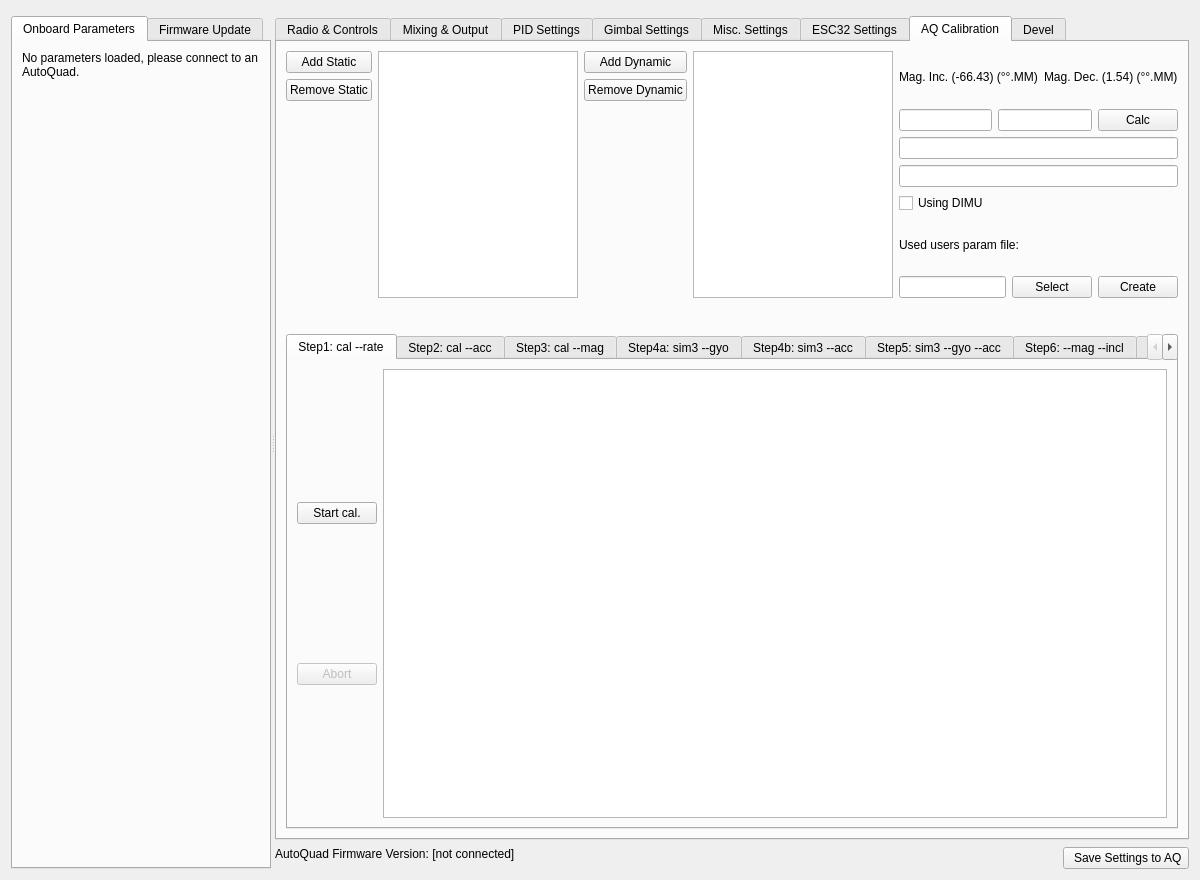
The window that src/ui/qgcautoquad.ui (mpaperno/qgroundcontrol_aq) describes before a commit, drawn with Qt 5.
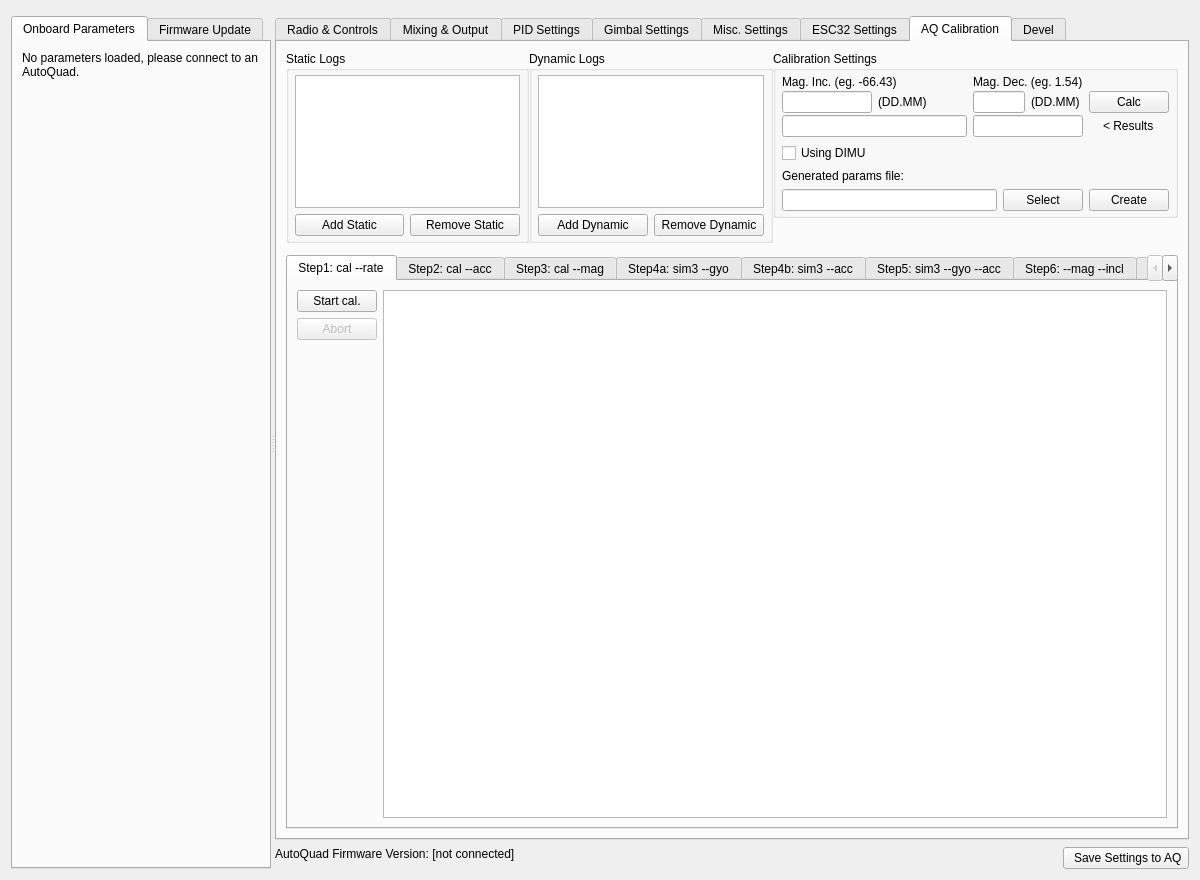
The same window after the commit. The open tabs and pages were chosen to show the change. Icons and pictures are not drawn.

Commit message: Calibration window layout tweaks.

```diff
--- a/src/ui/qgcautoquad.ui
+++ b/src/ui/qgcautoquad.ui
@@ -7723,183 +7723,11 @@
           <attribute name="title">
            <string>AQ Calibration</string>
           </attribute>
-          <layout class="QGridLayout" name="gridLayout_10" rowstretch="1,0,2">
-           <item row="0" column="0">
-            <layout class="QHBoxLayout" name="horizontalLayout_24">
-             <property name="sizeConstraint">
-              <enum>QLayout::SetFixedSize</enum>
-             </property>
-             <item>
-              <layout class="QGridLayout" name="gridLayout_6">
-               <item row="1" column="0">
-                <widget class="QPushButton" name="pushButton_Remov_Static">
-                 <property name="text">
-                  <string>Remove Static</string>
-                 </property>
-                </widget>
-               </item>
-               <item row="2" column="0">
-                <spacer name="verticalSpacer_3">
-                 <property name="orientation">
-                  <enum>Qt::Vertical</enum>
-                 </property>
-                 <property name="sizeHint" stdset="0">
-                  <size>
-                   <width>20</width>
-                   <height>78</height>
-                  </size>
-                 </property>
-                </spacer>
-               </item>
-               <item row="0" column="1" rowspan="3">
-                <widget class="QListWidget" name="listWidgetStatic"/>
-               </item>
-               <item row="0" column="0">
-                <widget class="QPushButton" name="pushButton_Add_Static">
-                 <property name="text">
-                  <string>Add Static</string>
-                 </property>
-                </widget>
-               </item>
-              </layout>
-             </item>
-             <item>
-              <layout class="QGridLayout" name="gridLayout_7">
-               <item row="0" column="0">
-                <widget class="QPushButton" name="pushButton_Add_Dynamic">
-                 <property name="text">
-                  <string>Add Dynamic</string>
-                 </property>
-                </widget>
-               </item>
-               <item row="0" column="1" rowspan="3">
-                <widget class="QListWidget" name="listWidgetDynamic"/>
-               </item>
-               <item row="1" column="0">
-                <widget class="QPushButton" name="pushButton_Remove_Dynamic">
-                 <property name="text">
-                  <string>Remove Dynamic</string>
-                 </property>
-                </widget>
-               </item>
-               <item row="2" column="0">
-                <spacer name="verticalSpacer_4">
-                 <property name="orientation">
-                  <enum>Qt::Vertical</enum>
-                 </property>
-                 <property name="sizeHint" stdset="0">
-                  <size>
-                   <width>20</width>
-                   <height>40</height>
-                  </size>
-                 </property>
-                </spacer>
-               </item>
-              </layout>
-             </item>
-             <item>
-              <layout class="QVBoxLayout" name="verticalLayout_3">
-               <item>
-                <layout class="QHBoxLayout" name="horizontalLayout_54">
-                 <item>
-                  <widget class="QLabel" name="label_131">
-                   <property name="text">
-                    <string>Mag. Inc. (-66.43) (°°.MM)</string>
-                   </property>
-                  </widget>
-                 </item>
-                 <item>
-                  <widget class="QLabel" name="label_114">
-                   <property name="text">
-                    <string>Mag. Dec. (1.54) (°°.MM)</string>
-                   </property>
-                  </widget>
-                 </item>
-                </layout>
-               </item>
-               <item>
-                <layout class="QHBoxLayout" name="horizontalLayout_7">
-                 <item>
-                  <widget class="QLineEdit" name="lineEdit_insert_declination"/>
-                 </item>
-                 <item>
-                  <widget class="QLineEdit" name="lineEdit_insert_inclination"/>
-                 </item>
-                 <item>
-                  <widget class="QPushButton" name="pushButton_Calculate">
-                   <property name="text">
-                    <string>Calc</string>
-                   </property>
-                  </widget>
-                 </item>
-                </layout>
-               </item>
-               <item>
-                <widget class="QLineEdit" name="lineEdit_cal_declination">
-                 <property name="enabled">
-                  <bool>true</bool>
-                 </property>
-                </widget>
-               </item>
-               <item>
-                <widget class="QLineEdit" name="lineEdit_cal_inclination"/>
-               </item>
-               <item>
-                <widget class="QCheckBox" name="checkBox_DIMU">
-                 <property name="text">
-                  <string>Using DIMU</string>
-                 </property>
-                </widget>
-               </item>
-               <item>
-                <widget class="QLabel" name="label_2">
-                 <property name="text">
-                  <string>Used users param file:</string>
-                 </property>
-                </widget>
-               </item>
-               <item>
-                <layout class="QHBoxLayout" name="horizontalLayout_5">
-                 <item>
-                  <widget class="QLineEdit" name="lineEdit_user_param_file"/>
-                 </item>
-                 <item>
-                  <widget class="QPushButton" name="pushButton_Sel_params_file_user">
-                   <property name="text">
-                    <string>Select</string>
-                   </property>
-                  </widget>
-                 </item>
-                 <item>
-                  <widget class="QPushButton" name="pushButton_Create_params_file_user">
-                   <property name="text">
-                    <string>Create</string>
-                   </property>
-                  </widget>
-                 </item>
-                </layout>
-               </item>
-              </layout>
-             </item>
-            </layout>
-           </item>
+          <layout class="QGridLayout" name="gridLayout_10" rowstretch="1,3">
+           <property name="verticalSpacing">
+            <number>12</number>
+           </property>
            <item row="1" column="0">
-            <spacer name="verticalSpacer_6">
-             <property name="orientation">
-              <enum>Qt::Vertical</enum>
-             </property>
-             <property name="sizeType">
-              <enum>QSizePolicy::Fixed</enum>
-             </property>
-             <property name="sizeHint" stdset="0">
-              <size>
-               <width>20</width>
-               <height>30</height>
-              </size>
-             </property>
-            </spacer>
-           </item>
-           <item row="2" column="0">
             <widget class="QTabWidget" name="tabWidget_Parameter">
              <property name="enabled">
               <bool>true</bool>
@@ -7914,14 +7742,14 @@
               <layout class="QHBoxLayout" name="horizontalLayout_23">
                <item>
                 <layout class="QVBoxLayout" name="verticalLayout_4">
-                 <item>
+                 <item alignment="Qt::AlignTop">
                   <widget class="QPushButton" name="pushButton_start_cal1">
                    <property name="text">
                     <string>Start cal.</string>
                    </property>
                   </widget>
                  </item>
-                 <item>
+                 <item alignment="Qt::AlignTop">
                   <widget class="QPushButton" name="pushButton_abort_cal1">
                    <property name="enabled">
                     <bool>false</bool>
@@ -7931,6 +7759,19 @@
                    </property>
                   </widget>
                  </item>
+                 <item>
+                  <spacer name="verticalSpacer_3">
+                   <property name="orientation">
+                    <enum>Qt::Vertical</enum>
+                   </property>
+                   <property name="sizeHint" stdset="0">
+                    <size>
+                     <width>20</width>
+                     <height>40</height>
+                    </size>
+                   </property>
+                  </spacer>
+                 </item>
                 </layout>
                </item>
                <item>
@@ -8390,6 +8231,295 @@
              </widget>
             </widget>
            </item>
+           <item row="0" column="0">
+            <layout class="QHBoxLayout" name="horizontalLayout_24">
+             <property name="sizeConstraint">
+              <enum>QLayout::SetFixedSize</enum>
+             </property>
+             <item alignment="Qt::AlignTop">
+              <widget class="QGroupBox" name="groupBox_staticFiles">
+               <property name="sizePolicy">
+                <sizepolicy hsizetype="Preferred" vsizetype="Maximum">
+                 <horstretch>0</horstretch>
+                 <verstretch>0</verstretch>
+                </sizepolicy>
+               </property>
+               <property name="title">
+                <string>Static Logs</string>
+               </property>
+               <layout class="QGridLayout" name="gridLayout_6">
+                <property name="leftMargin">
+                 <number>6</number>
+                </property>
+                <property name="topMargin">
+                 <number>4</number>
+                </property>
+                <property name="rightMargin">
+                 <number>6</number>
+                </property>
+                <property name="bottomMargin">
+                 <number>4</number>
+                </property>
+                <item row="0" column="0" rowspan="2" colspan="2" alignment="Qt::AlignTop">
+                 <widget class="QListWidget" name="listWidgetStatic">
+                  <property name="sizePolicy">
+                   <sizepolicy hsizetype="Expanding" vsizetype="Preferred">
+                    <horstretch>0</horstretch>
+                    <verstretch>0</verstretch>
+                   </sizepolicy>
+                  </property>
+                 </widget>
+                </item>
+                <item row="2" column="0">
+                 <widget class="QPushButton" name="pushButton_Add_Static">
+                  <property name="text">
+                   <string>Add Static</string>
+                  </property>
+                 </widget>
+                </item>
+                <item row="2" column="1">
+                 <widget class="QPushButton" name="pushButton_Remov_Static">
+                  <property name="text">
+                   <string>Remove Static</string>
+                  </property>
+                 </widget>
+                </item>
+               </layout>
+              </widget>
+             </item>
+             <item alignment="Qt::AlignTop">
+              <widget class="QGroupBox" name="groupBox_dynamicFiles">
+               <property name="sizePolicy">
+                <sizepolicy hsizetype="Preferred" vsizetype="Maximum">
+                 <horstretch>0</horstretch>
+                 <verstretch>0</verstretch>
+                </sizepolicy>
+               </property>
+               <property name="title">
+                <string>Dynamic Logs</string>
+               </property>
+               <layout class="QGridLayout" name="gridLayout_7">
+                <property name="leftMargin">
+                 <number>6</number>
+                </property>
+                <property name="topMargin">
+                 <number>4</number>
+                </property>
+                <property name="rightMargin">
+                 <number>6</number>
+                </property>
+                <property name="bottomMargin">
+                 <number>4</number>
+                </property>
+                <item row="2" column="1">
+                 <widget class="QPushButton" name="pushButton_Remove_Dynamic">
+                  <property name="text">
+                   <string>Remove Dynamic</string>
+                  </property>
+                 </widget>
+                </item>
+                <item row="2" column="0">
+                 <widget class="QPushButton" name="pushButton_Add_Dynamic">
+                  <property name="text">
+                   <string>Add Dynamic</string>
+                  </property>
+                 </widget>
+                </item>
+                <item row="0" column="0" colspan="2">
+                 <widget class="QListWidget" name="listWidgetDynamic">
+                  <property name="sizePolicy">
+                   <sizepolicy hsizetype="Expanding" vsizetype="Preferred">
+                    <horstretch>0</horstretch>
+                    <verstretch>0</verstretch>
+                   </sizepolicy>
+                  </property>
+                 </widget>
+                </item>
+               </layout>
+              </widget>
+             </item>
+             <item alignment="Qt::AlignTop">
+              <widget class="QGroupBox" name="groupBox_calibrationSettings">
+               <property name="sizePolicy">
+                <sizepolicy hsizetype="Preferred" vsizetype="Maximum">
+                 <horstretch>0</horstretch>
+                 <verstretch>0</verstretch>
+                </sizepolicy>
+               </property>
+               <property name="title">
+                <string>Calibration Settings</string>
+               </property>
+               <layout class="QVBoxLayout" name="verticalLayout_3">
+                <property name="leftMargin">
+                 <number>6</number>
+                </property>
+                <property name="topMargin">
+                 <number>4</number>
+                </property>
+                <property name="rightMargin">
+                 <number>6</number>
+                </property>
+                <property name="bottomMargin">
+                 <number>4</number>
+                </property>
+                <item>
+                 <layout class="QGridLayout" name="gridLayout_5" columnstretch="2,2,1,1,0">
+                  <property name="horizontalSpacing">
+                   <number>6</number>
+                  </property>
+                  <property name="verticalSpacing">
+                   <number>2</number>
+                  </property>
+                  <item row="1" column="4">
+                   <widget class="QPushButton" name="pushButton_Calculate">
+                    <property name="text">
+                     <string>Calc</string>
+                    </property>
+                   </widget>
+                  </item>
+                  <item row="1" column="0">
+                   <widget class="QLineEdit" name="lineEdit_insert_declination">
+                    <property name="sizePolicy">
+                     <sizepolicy hsizetype="Maximum" vsizetype="Fixed">
+                      <horstretch>0</horstretch>
+                      <verstretch>0</verstretch>
+                     </sizepolicy>
+                    </property>
+                    <property name="toolTip">
+                     <string>Enter magnetic inclination in degrees.minutes format.</string>
+                    </property>
+                   </widget>
+                  </item>
+                  <item row="1" column="2">
+                   <widget class="QLineEdit" name="lineEdit_insert_inclination">
+                    <property name="sizePolicy">
+                     <sizepolicy hsizetype="Maximum" vsizetype="Fixed">
+                      <horstretch>0</horstretch>
+                      <verstretch>0</verstretch>
+                     </sizepolicy>
+                    </property>
+                    <property name="toolTip">
+                     <string>Enter magnetic declination in degrees.minutes format.</string>
+                    </property>
+                   </widget>
+                  </item>
+                  <item row="2" column="0" colspan="2">
+                   <widget class="QLineEdit" name="lineEdit_cal_declination">
+                    <property name="enabled">
+                     <bool>true</bool>
+                    </property>
+                   </widget>
+                  </item>
+                  <item row="2" column="4" alignment="Qt::AlignHCenter">
+                   <widget class="QLabel" name="label_163">
+                    <property name="sizePolicy">
+                     <sizepolicy hsizetype="Fixed" vsizetype="Preferred">
+                      <horstretch>0</horstretch>
+                      <verstretch>0</verstretch>
+                     </sizepolicy>
+                    </property>
+                    <property name="text">
+                     <string>&lt; Results</string>
+                    </property>
+                   </widget>
+                  </item>
+                  <item row="2" column="2" colspan="2">
+                   <widget class="QLineEdit" name="lineEdit_cal_inclination"/>
+                  </item>
+                  <item row="0" column="2" colspan="2">
+                   <widget class="QLabel" name="label_114">
+                    <property name="text">
+                     <string>Mag. Dec. (eg. 1.54)</string>
+                    </property>
+                   </widget>
+                  </item>
+                  <item row="1" column="3">
+                   <widget class="QLabel" name="label_162">
+                    <property name="text">
+                     <string>(DD.MM)</string>
+                    </property>
+                   </widget>
+                  </item>
+                  <item row="0" column="0" colspan="2">
+                   <widget class="QLabel" name="label_131">
+                    <property name="text">
+                     <string>Mag. Inc. (eg. -66.43)</string>
+                    </property>
+                   </widget>
+                  </item>
+                  <item row="1" column="1">
+                   <widget class="QLabel" name="label_160">
+                    <property name="text">
+                     <string>(DD.MM)</string>
+                    </property>
+                   </widget>
+                  </item>
+                 </layout>
+                </item>
+                <item>
+                 <widget class="QCheckBox" name="checkBox_DIMU">
+                  <property name="sizePolicy">
+                   <sizepolicy hsizetype="Minimum" vsizetype="Preferred">
+                    <horstretch>0</horstretch>
+                    <verstretch>0</verstretch>
+                   </sizepolicy>
+                  </property>
+                  <property name="text">
+                   <string>Using DIMU</string>
+                  </property>
+                 </widget>
+                </item>
+                <item>
+                 <layout class="QGridLayout" name="gridLayout_11">
+                  <item row="1" column="0">
+                   <widget class="QLineEdit" name="lineEdit_user_param_file"/>
+                  </item>
+                  <item row="1" column="2">
+                   <widget class="QPushButton" name="pushButton_Create_params_file_user">
+                    <property name="sizePolicy">
+                     <sizepolicy hsizetype="Fixed" vsizetype="Fixed">
+                      <horstretch>0</horstretch>
+                      <verstretch>0</verstretch>
+                     </sizepolicy>
+                    </property>
+                    <property name="text">
+                     <string>Create</string>
+                    </property>
+                   </widget>
+                  </item>
+                  <item row="1" column="1">
+                   <widget class="QPushButton" name="pushButton_Sel_params_file_user">
+                    <property name="sizePolicy">
+                     <sizepolicy hsizetype="Fixed" vsizetype="Fixed">
+                      <horstretch>0</horstretch>
+                      <verstretch>0</verstretch>
+                     </sizepolicy>
+                    </property>
+                    <property name="text">
+                     <string>Select</string>
+                    </property>
+                   </widget>
+                  </item>
+                  <item row="0" column="0">
+                   <widget class="QLabel" name="label_2">
+                    <property name="sizePolicy">
+                     <sizepolicy hsizetype="Preferred" vsizetype="Fixed">
+                      <horstretch>0</horstretch>
+                      <verstretch>0</verstretch>
+                     </sizepolicy>
+                    </property>
+                    <property name="text">
+                     <string>Generated params file:</string>
+                    </property>
+                   </widget>
+                  </item>
+                 </layout>
+                </item>
+               </layout>
+              </widget>
+             </item>
+            </layout>
+           </item>
           </layout>
          </widget>
          <widget class="QWidget" name="tab_devel">
```
Left out of the diff: 80 changed lines with no effect on the pictures.
